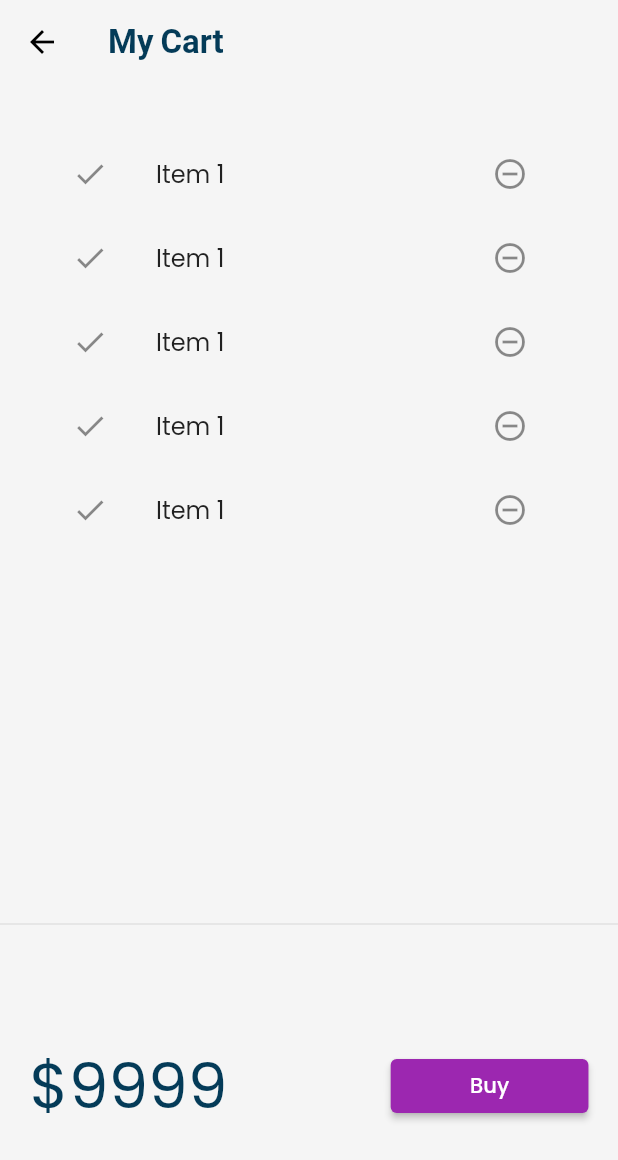
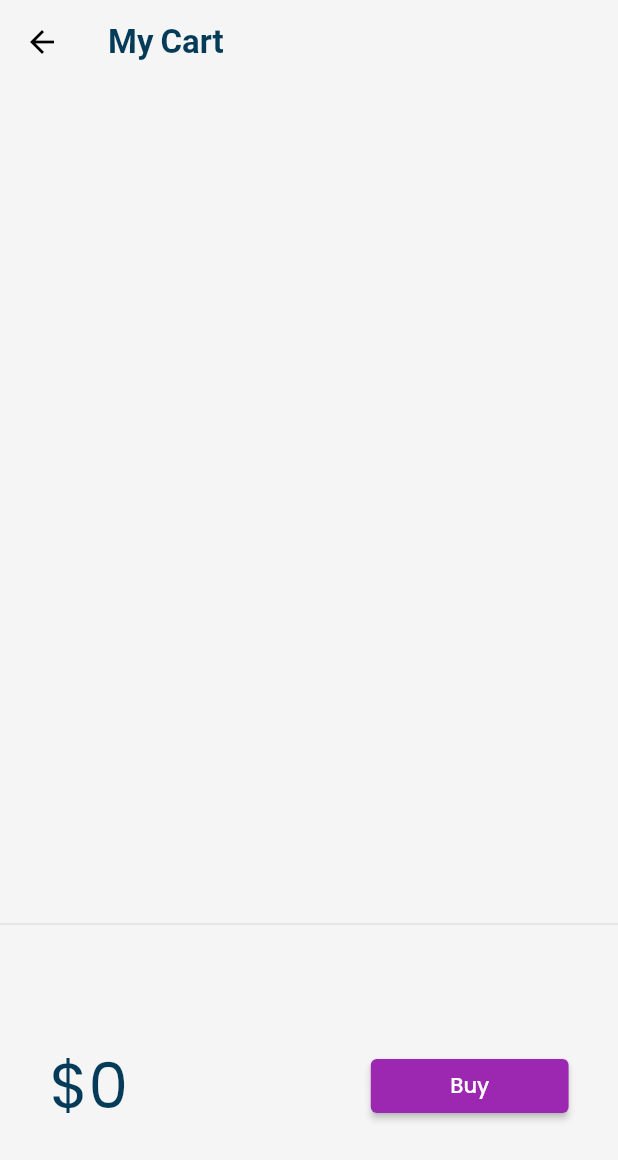
Before and after one commit to Harshit8800/30Daysofflutter, a Flutter app: the CartPage screen opened by its route, on a phone screen of 412 x 824 dp. Shown: the top 1160 px of the screen. Run offline on Flutter 3.47's test engine with Material 2 defaults, Android fonts, the phone set to English and light mode, and no system bars; our stand-ins replace google_fonts, velocity_x; network calls fail.

Commit message:
Day21 completed

```diff
--- a/lib/Pages/cart_page.dart
+++ b/lib/Pages/cart_page.dart
@@ -1,4 +1,5 @@
 import 'package:flutter/material.dart';
+import 'package:flutter_catalog/models/cart.dart';
 import 'package:flutter_catalog/widgets/themes.dart';
 import 'package:velocity_x/velocity_x.dart';
 
@@ -25,12 +26,17 @@ class CartPage extends StatelessWidget {
 class _CartTotal extends StatelessWidget {
   @override
   Widget build(BuildContext context) {
+    final _cart = CartModel();
     return SizedBox(
       height: 200,
       child: Row(
         mainAxisAlignment: MainAxisAlignment.spaceAround,
         children: [
-          "\$9999".text.xl5.color(context.theme.primaryColor).make(),
+          "\$${_cart.totalPrice}"
+              .text
+              .xl5
+              .color(context.theme.primaryColor)
+              .make(),
           30.widthBox,
           ElevatedButton(
             onPressed: () {
@@ -54,17 +60,18 @@ class _CartList extends StatefulWidget {
 }
 
 class _CartListState extends State<_CartList> {
+  final _cart = CartModel();
   @override
   Widget build(BuildContext context) {
     return ListView.builder(
-      itemCount: 5,
+      itemCount: _cart.items.length,
       itemBuilder: (context, index) => ListTile(
         leading: Icon(Icons.done),
         trailing: IconButton(
           icon: Icon(Icons.remove_circle_outline),
           onPressed: (() {}),
         ),
-        title: "Item 1".text.make(),
+        title: _cart.items[index].name!.text.make(),
       ),
     );
   }
--- a/lib/models/cart.dart
+++ b/lib/models/cart.dart
@@ -2,6 +2,13 @@ import 'package:flutter/material.dart';
 import 'package:flutter_catalog/models/catalog.dart';
 
 class CartModel {
+//singleton
+  static final cartModel = CartModel._internal();
+
+  CartModel._internal();
+
+  factory CartModel() => cartModel;
+
   //Catalog Fields
   late CatalogModel _catalog;
 
--- a/lib/models/catalog.dart
+++ b/lib/models/catalog.dart
@@ -2,6 +2,12 @@
 import 'dart:convert';
 
 class CatalogModel {
+  static final catModel = CatalogModel._internal();
+
+  CatalogModel._internal();
+
+  factory CatalogModel() => catModel;
+
   static List<Item>? items;
 
 //Get item by ID
@@ -9,7 +15,7 @@ class CatalogModel {
       items!.firstWhere((element) => element.id == id, orElse: null);
 
 //get element bu position
-   Item getByPosition(int pos) => items![pos];
+  Item getByPosition(int pos) => items![pos];
 }
 
 class Item {
```
Also changed, not shown: lib/widgets/home_widgets/catalog_list.dart (+39 -9 lines).
